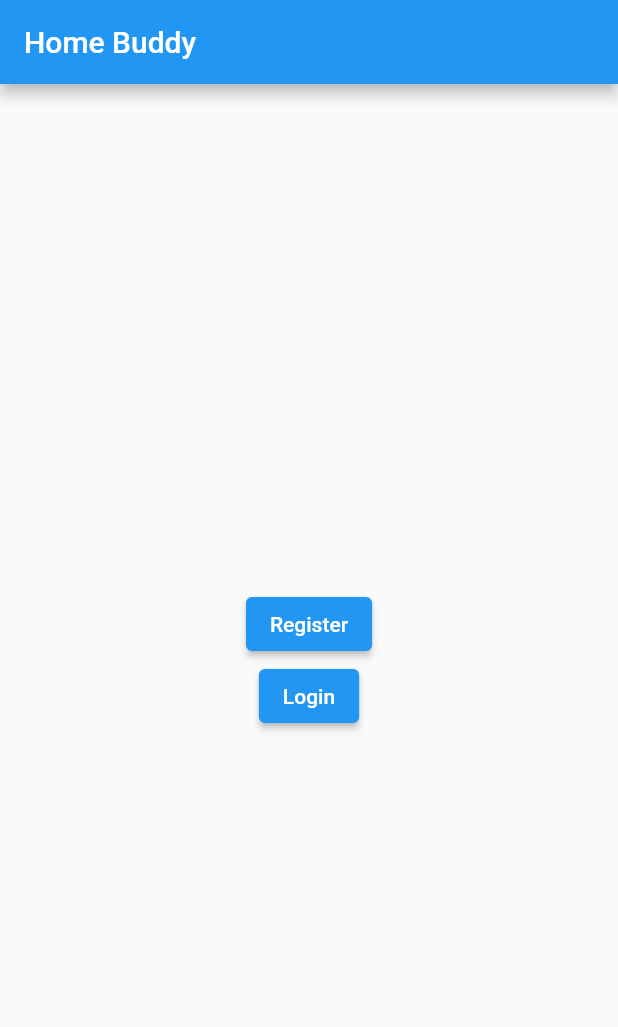
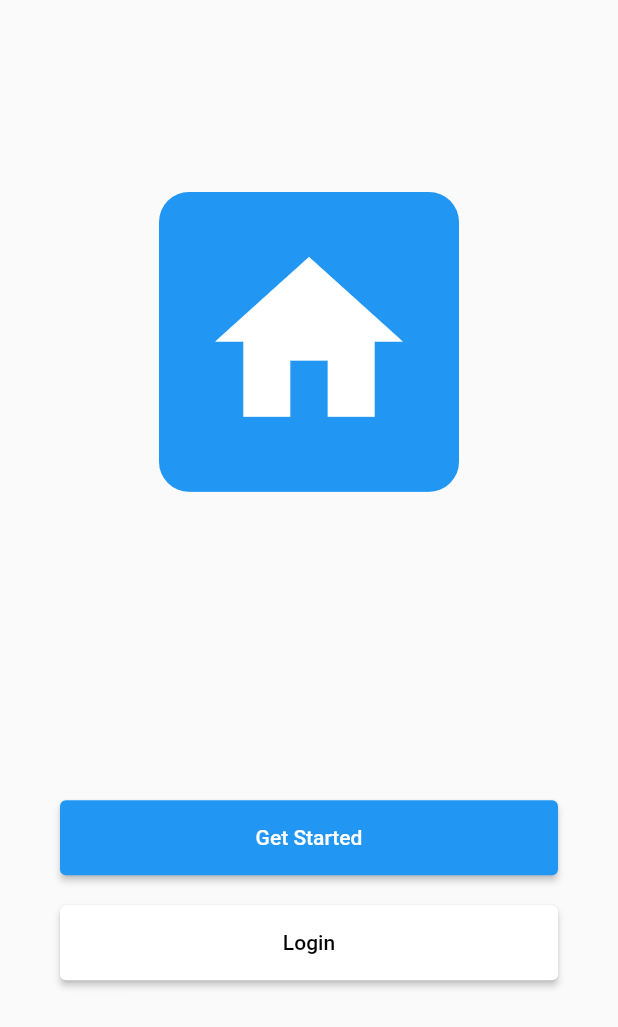
Before and after one commit to stefan-dimitrovski/Home-Buddy, a Flutter app: the screen it shows after launch, on a phone screen of 412 x 824 dp. Shown: the top 1027 px of the screen. Run offline on Flutter 3.47's test engine with Material 2 defaults, Android fonts, the phone set to English and light mode, and no system bars; our stand-ins replace firebase_auth, firebase_core; accounts and stored records are empty.

Commit message:
Startup Screen added

```diff
--- a/Domasna2/lib/main.dart
+++ b/Domasna2/lib/main.dart
@@ -1,6 +1,8 @@
+import 'package:firebase_auth/firebase_auth.dart';
 import 'package:flutter/material.dart';
-import 'package:home_buddy_app/screens/home_screen.dart';
 import 'package:firebase_core/firebase_core.dart';
+import 'package:home_buddy_app/screens/startup_screen.dart';
+import 'package:home_buddy_app/screens/test_screen.dart';
 
 void main() async {
   WidgetsFlutterBinding.ensureInitialized();
@@ -19,7 +21,23 @@ class MyApp extends StatelessWidget {
       theme: ThemeData(
         primarySwatch: Colors.blue,
       ),
-      home: const MyHomePage(title: 'Home Buddy'),
+      home: const Startup(),
     );
   }
+
+  // @override
+  // Widget build(BuildContext context) {
+  //   return FutureBuilder<FirebaseUser>(
+  //       future: FirebaseAuth.instance.currentUser,
+  //       builder: (BuildContext context, AsyncSnapshot<FirebaseUser> snapshot) {
+  //         if (snapshot.hasData) {
+  //           FirebaseUser user = snapshot.data; // this is your user instance
+  //           /// is because there is user already logged
+  //           return TestWidget();
+  //         }
+
+  //         /// other way there is no user logged.
+  //         return Startup();
+  //       });
+  // }
 }
--- /dev/null
+++ b/Domasna2/lib/screens/startup_screen.dart
@@ -0,0 +1,107 @@
+import 'package:flutter/material.dart';
+import 'package:home_buddy_app/utilities/app_navigator.dart';
+
+class Startup extends StatefulWidget {
+  const Startup({Key? key}) : super(key: key);
+
+  @override
+  State<Startup> createState() => _StartupState();
+}
+
+class _StartupState extends State<Startup> {
+  bool _isSignedIn = false;
+
+  @override
+  void initState() {
+    super.initState();
+  }
+
+  void _navigateToRegisterPage(BuildContext context) async {
+    final bool isRegistered =
+        await AppNavigator.navigateToRegisterPage(context);
+    if (isRegistered) {
+      AppNavigator.navigateToLoginPage(context);
+    }
+  }
+
+  void _navigateToLoginPage(BuildContext context) async {
+    _isSignedIn = await AppNavigator.navigateToLoginPage(context);
+    if (_isSignedIn) {
+      AppNavigator.navigateToTestPage(context);
+    }
+  }
+
+  @override
+  Widget build(BuildContext context) {
+    return Scaffold(
+      body: Stack(
+        children: [
+          Align(
+            alignment: const AlignmentDirectional(0, -0.59),
+            child: ClipRRect(
+              borderRadius: BorderRadius.circular(20.0),
+              child: Container(
+                height: 200,
+                width: 200,
+                color: Colors.blue,
+                child: const Icon(Icons.home, color: Colors.white, size: 150),
+              ),
+            ),
+          ),
+          Align(
+            alignment: const AlignmentDirectional(-0.14, -0.08),
+            child: SizedBox(
+              width: double.infinity,
+              height: double.infinity,
+              child: Align(
+                alignment: const AlignmentDirectional(0, 0.56),
+                child: Column(
+                  mainAxisSize: MainAxisSize.min,
+                  mainAxisAlignment: MainAxisAlignment.center,
+                  children: [
+                    //Get Started Button
+                    Padding(
+                      padding:
+                          const EdgeInsetsDirectional.fromSTEB(40, 0, 40, 20),
+                      child: SizedBox(
+                        width: double.infinity,
+                        height: 50,
+                        child: ElevatedButton(
+                          onPressed: () {
+                            _navigateToRegisterPage(context);
+                          },
+                          child: const Text('Get Started'),
+                        ),
+                      ),
+                    ),
+                    //Login Button
+                    Padding(
+                      padding:
+                          const EdgeInsetsDirectional.fromSTEB(40, 0, 40, 20),
+                      child: SizedBox(
+                        width: double.infinity,
+                        height: 50,
+                        child: ElevatedButton(
+                          onPressed: () {
+                            _navigateToLoginPage(context);
+                          },
+                          child: const Text(
+                            'Login',
+                            style: TextStyle(color: Colors.black),
+                          ),
+                          style: ElevatedButton.styleFrom(
+                            primary: Colors.white,
+                          ),
+                        ),
+                      ),
+                    ),
+                  ],
+                ),
+              ),
+            ),
+          ),
+        ],
+      ),
+    );
+  }
+}
```
